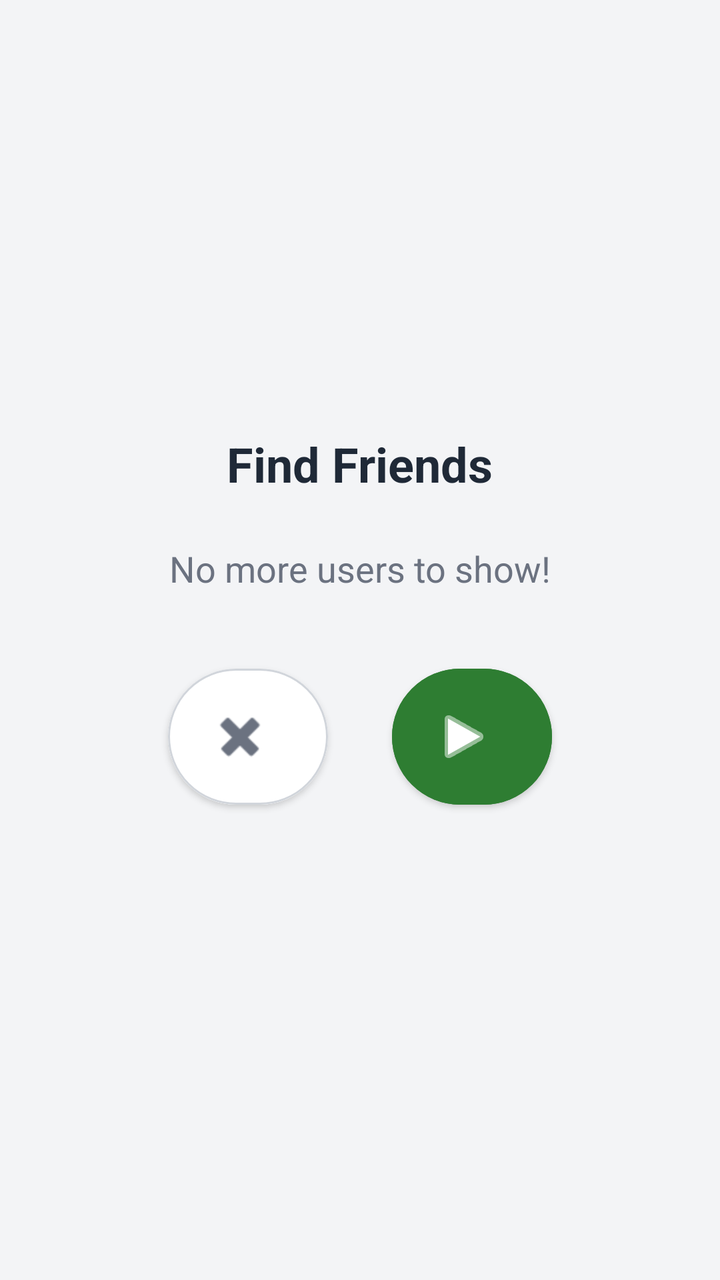
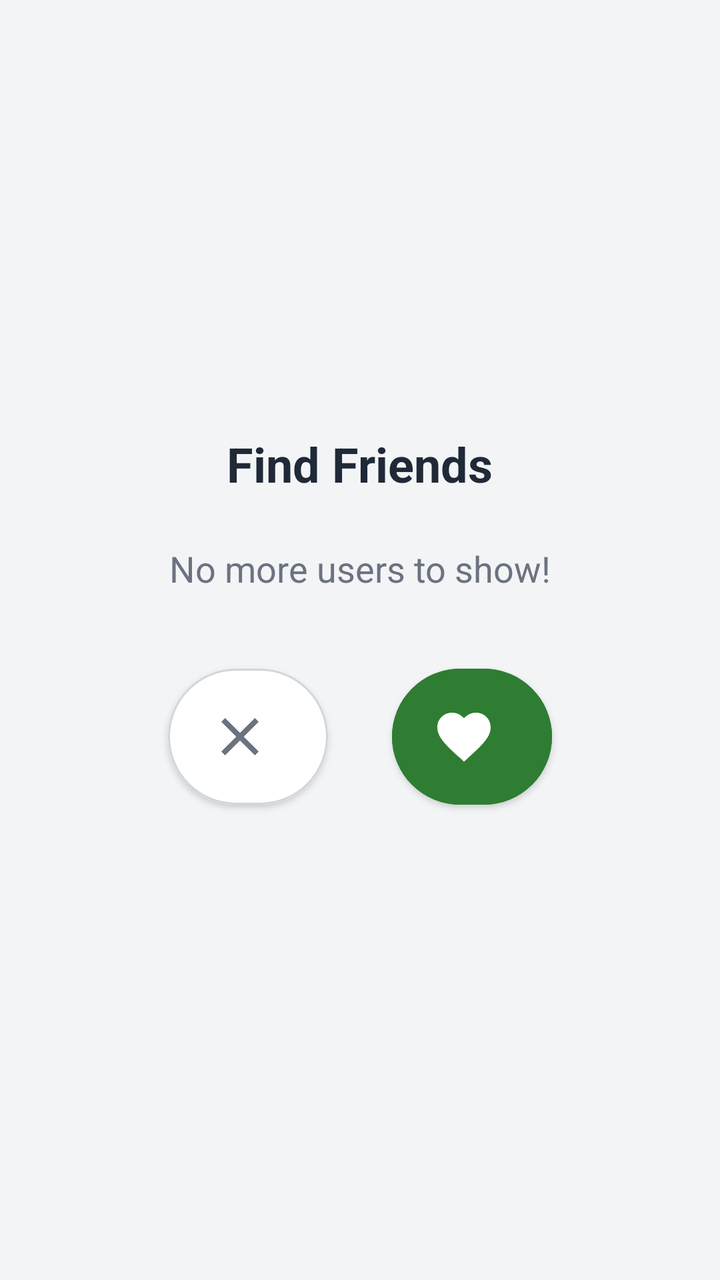

Screens rendered from an Android XML layout before and after an edit, with the pre-edit source and the edit as a unified diff.
<!-- AndroidManifest.xml: application theme Theme.MyLoginApp -->
<!-- res/layout/activity_find_friends.xml -->
<?xml version="1.0" encoding="utf-8"?>
<LinearLayout xmlns:android="http://schemas.android.com/apk/res/android"
    xmlns:app="http://schemas.android.com/apk/res-auto"
    android:layout_width="match_parent"
    android:layout_height="match_parent"
    android:background="@color/app_background"
    android:orientation="vertical"
    android:gravity="center"
    android:padding="24dp">

    <TextView
        android:layout_width="wrap_content"
        android:layout_height="wrap_content"
        android:text="Find Friends"
        android:textColor="@color/app_text_primary"
        android:textSize="24sp"
        android:textStyle="bold"
        android:layout_marginBottom="24dp" />

    <androidx.cardview.widget.CardView
        android:id="@+id/cardContainer"
        android:layout_width="match_parent"
        android:layout_height="0dp"
        android:layout_weight="1"
        android:layout_marginBottom="32dp"
        app:cardCornerRadius="24dp"
        app:cardElevation="8dp"
        android:visibility="gone">

        <LinearLayout
            android:layout_width="match_parent"
            android:layout_height="match_parent"
            android:orientation="vertical"
            android:background="@color/white">

            <ImageView
                android:id="@+id/cardImage"
                android:layout_width="match_parent"
                android:layout_height="0dp"
                android:layout_weight="1"
                android:scaleType="centerCrop"
                android:src="@drawable/ic_baseline_account_circle_24" />

            <LinearLayout
                android:layout_width="match_parent"
                android:layout_height="wrap_content"
                android:orientation="vertical"
                android:padding="20dp">

                <TextView
                    android:id="@+id/cardName"
                    android:layout_width="wrap_content"
                    android:layout_height="wrap_content"
                    android:text="Username"
                    android:textColor="@color/app_text_primary"
                    android:textSize="28sp"
                    android:textStyle="bold" />
            </LinearLayout>
        </LinearLayout>
    </androidx.cardview.widget.CardView>

    <TextView
        android:id="@+id/noUsersText"
        android:layout_width="wrap_content"
        android:layout_height="wrap_content"
        android:text="No more users to show!"
        android:textColor="@color/app_text_secondary"
        android:textSize="18sp"
        android:visibility="visible"
        android:layout_marginBottom="32dp" />

    <LinearLayout
        android:layout_width="match_parent"
        android:layout_height="wrap_content"
        android:orientation="horizontal"
        android:gravity="center"
        android:layout_marginBottom="16dp">

        <com.google.android.material.button.MaterialButton
            android:id="@+id/btnPass"
            android:layout_width="80dp"
            android:layout_height="80dp"
            android:backgroundTint="@color/app_surface"
            app:cornerRadius="40dp"
            app:icon="@android:drawable/ic_delete"
            app:iconTint="@color/app_text_secondary"
            app:iconSize="32dp"
            app:iconGravity="textStart"
            android:padding="0dp"
            app:strokeWidth="1dp"
            app:strokeColor="@color/app_stroke"
            android:layout_marginEnd="32dp"/>

        <com.google.android.material.button.MaterialButton
            android:id="@+id/btnLike"
            android:layout_width="80dp"
            android:layout_height="80dp"
            android:backgroundTint="@color/modal_success"
            app:cornerRadius="40dp"
            app:icon="@android:drawable/ic_media_play"
            app:iconTint="@color/white"
            app:iconSize="32dp"
            app:iconGravity="textStart"
            android:padding="0dp" />
    </LinearLayout>

</LinearLayout>
<!-- resources referenced by this layout -->
<resources>
  <color name="app_background">#FFF3F4F6</color>
  <color name="app_stroke">#FFD1D5DB</color>
  <color name="app_surface">#FFFFFFFF</color>
  <color name="app_text_primary">#FF1F2937</color>
  <color name="app_text_secondary">#FF6B7280</color>
  <color name="modal_success">#FF2E7D32</color>
  <color name="white">#FFFFFFFF</color>
  <!-- drawable ic_baseline_account_circle_24 (drawable) -->
  <vector xmlns:android="http://schemas.android.com/apk/res/android" android:height="24dp" android:tint="#FFFFFF" android:viewportHeight="24" android:viewportWidth="24" android:width="24dp">
        
      <path android:fillColor="@android:color/white" android:pathData="M12,2C6.48,2 2,6.48 2,12s4.48,10 10,10 10,-4.48 10,-10S17.52,2 12,2zM12,5c1.66,0 3,1.34 3,3s-1.34,3 -3,3 -3,-1.34 -3,-3 1.34,-3 3,-3zM12,19.2c-2.5,0 -4.71,-1.28 -6,-3.22 0.03,-1.99 4,-3.08 6,-3.08 1.99,0 5.97,1.09 6,3.08 -1.29,1.94 -3.5,3.22 -6,3.22z"/>
      
  </vector>
  <style name="Theme.MyLoginApp" parent="Theme.MaterialComponents.DayNight.NoActionBar">
          
          <item name="colorPrimary">@color/purple_500</item>
          <item name="colorPrimaryVariant">@color/purple_700</item>
          <item name="colorOnPrimary">@color/white</item>
          
          <item name="colorSecondary">@color/teal_200</item>
          <item name="colorSecondaryVariant">@color/teal_700</item>
          <item name="colorOnSecondary">@color/black</item>
          
          <item name="android:statusBarColor" tools:targetApi="l">?attr/colorPrimaryVariant</item>
          
      </style>
  <color name="purple_500">#FF6200EE</color>
  <color name="purple_700">#FF3700B3</color>
  <color name="teal_200">#FF03DAC5</color>
  <color name="teal_700">#FF018786</color>
  <color name="black">#FF000000</color>
</resources>

<!-- the commit's change to res/layout/activity_find_friends.xml (unified diff, before → after) -->
@@ -82,7 +82,7 @@
             android:layout_height="80dp"
             android:backgroundTint="@color/app_surface"
             app:cornerRadius="40dp"
-            app:icon="@android:drawable/ic_delete"
+            app:icon="@drawable/ic_close"
             app:iconTint="@color/app_text_secondary"
             app:iconSize="32dp"
             app:iconGravity="textStart"
@@ -97,7 +97,7 @@
             android:layout_height="80dp"
             android:backgroundTint="@color/modal_success"
             app:cornerRadius="40dp"
-            app:icon="@android:drawable/ic_media_play"
+            app:icon="@drawable/ic_favorite"
             app:iconTint="@color/white"
             app:iconSize="32dp"
             app:iconGravity="textStart"
<!-- resource entries referenced after the edit -->
@@ -12,6 +12,26 @@
         
       <path android:fillColor="@android:color/white" android:pathData="M12,2C6.48,2 2,6.48 2,12s4.48,10 10,10 10,-4.48 10,-10S17.52,2 12,2zM12,5c1.66,0 3,1.34 3,3s-1.34,3 -3,3 -3,-1.34 -3,-3 1.34,-3 3,-3zM12,19.2c-2.5,0 -4.71,-1.28 -6,-3.22 0.03,-1.99 4,-3.08 6,-3.08 1.99,0 5.97,1.09 6,3.08 -1.29,1.94 -3.5,3.22 -6,3.22z"/>
       
+  </vector>
+  <!-- drawable ic_close (drawable) -->
+  <vector xmlns:android="http://schemas.android.com/apk/res/android"
+      android:width="24dp"
+      android:height="24dp"
+      android:viewportWidth="24"
+      android:viewportHeight="24">
+    <path
+        android:fillColor="#FF000000"
+        android:pathData="M19,6.41L17.59,5 12,10.59 6.41,5 5,6.41 10.59,12 5,17.59 6.41,19 12,13.41 17.59,19 19,17.59 13.41,12z"/>
+  </vector>
+  <!-- drawable ic_favorite (drawable) -->
+  <vector xmlns:android="http://schemas.android.com/apk/res/android"
+      android:width="24dp"
+      android:height="24dp"
+      android:viewportWidth="24"
+      android:viewportHeight="24">
+    <path
+        android:fillColor="#FF0000"
+        android:pathData="M12,21.35l-1.45,-1.32C5.4,15.36 2,12.28 2,8.5 2,5.42 4.42,3 7.5,3c1.74,0 3.41,0.81 4.5,2.09C13.09,3.81 14.76,3 16.5,3 19.58,3 22,5.42 22,8.5c0,3.78 -3.4,6.86 -8.55,11.54L12,21.35z"/>
   </vector>
   <style name="Theme.MyLoginApp" parent="Theme.MaterialComponents.DayNight.NoActionBar">
           
